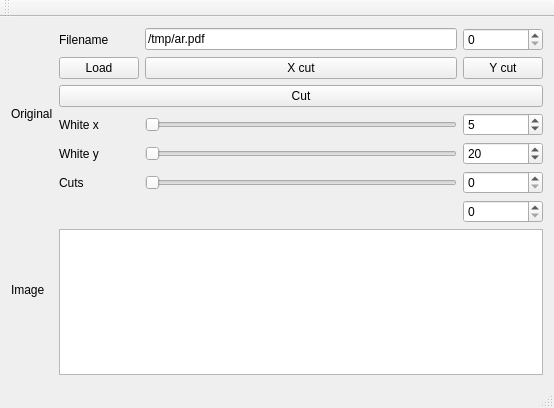
Old version of the form mainwindow.ui in the repository Atlantic777/pdf2epub.
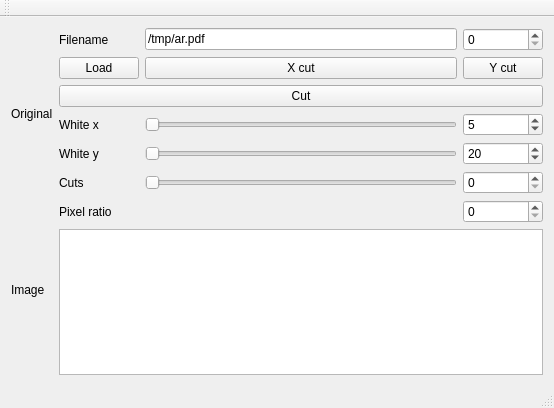
New version of the form.

What changed in the file:
```diff
--- a/mainwindow.ui
+++ b/mainwindow.ui
@@ -161,6 +161,20 @@
           <item row="8" column="0" colspan="3">
            <widget class="QTextBrowser" name="textBrowser"/>
           </item>
+          <item row="7" column="0">
+           <widget class="QLabel" name="label_ratio">
+            <property name="text">
+             <string>Pixel ratio</string>
+            </property>
+           </widget>
+          </item>
+          <item row="7" column="1">
+           <widget class="QLabel" name="label_ratio_res">
+            <property name="text">
+             <string/>
+            </property>
+           </widget>
+          </item>
          </layout>
         </item>
        </layout>
```
Left out of the diff: 2 changed lines with no effect on the pictures.
